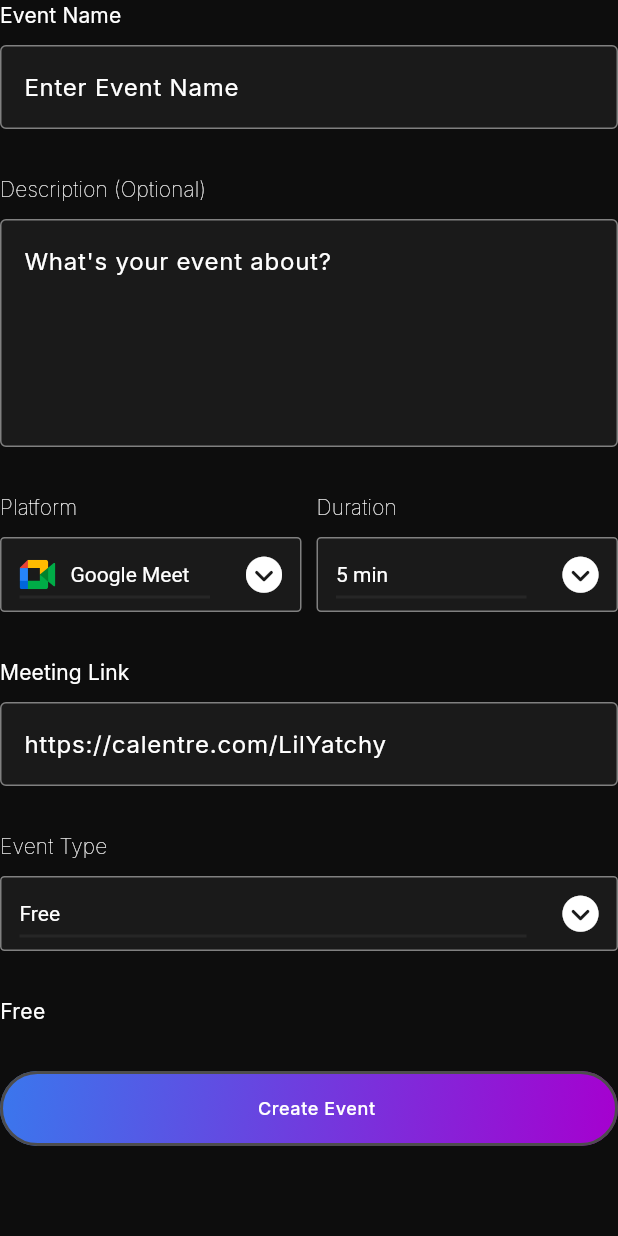
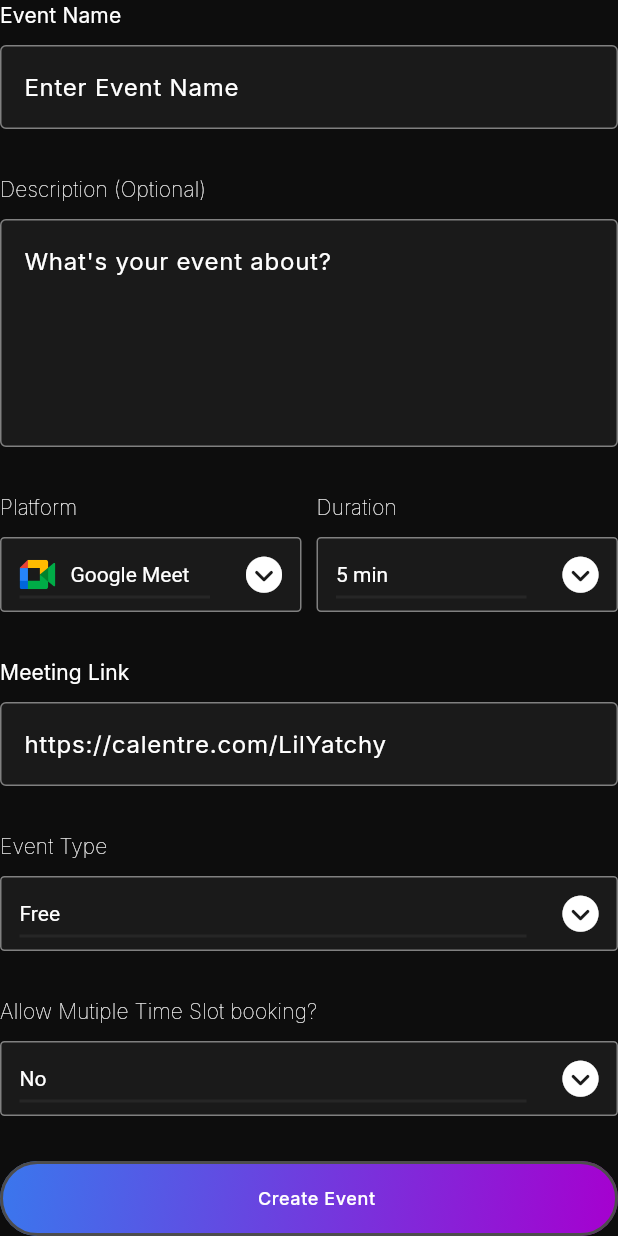
Before and after one commit to Calentre/calentre, a Flutter app: the CreateEventFormFields widget shown alone on an empty page, opened directly, on a phone screen of 412 x 824 dp. Run offline on Flutter 3.47's test engine with Material 2 defaults, Android fonts, the phone set to English and light mode, and no system bars; our stand-ins replace equatable, flutter_bloc, flutter_svg, font_awesome_flutter, go_router, google_fonts.

Commit message:
chore: add multibooking functionality

```diff
--- /dev/null
+++ b/lib/app/create_events/presentation/bloc/multibooking_drop_down_bloc.dart
@@ -0,0 +1,3 @@
+import 'package:calentre/shared/form_drop_down/bloc/form_drop_down_bloc.dart';
+
+class MultiBookingDropDownBloc extends FormDropDownBloc {}
--- a/lib/app/create_events/presentation/create_event.dart
+++ b/lib/app/create_events/presentation/create_event.dart
@@ -1,5 +1,6 @@
 import 'package:calentre/app/create_events/presentation/bloc/duration_drop_down_bloc.dart';
 import 'package:calentre/app/create_events/presentation/bloc/event_type_drop_down_bloc.dart';
+import 'package:calentre/app/create_events/presentation/bloc/multibooking_drop_down_bloc.dart';
 import 'package:calentre/app/create_events/presentation/bloc/platform_drop_down_bloc.dart';
 import 'package:calentre/app/create_events/presentation/widget/form_fields.dart';
 import 'package:calentre/config/constraints/constraints.dart';
@@ -73,6 +74,8 @@ class CreateEventView extends StatelessWidget {
                         create: (context) => PlatformDropDownBloc()),
                     BlocProvider<EventTypeDropDownBloc>(
                         create: (context) => EventTypeDropDownBloc()),
+                    BlocProvider<MultiBookingDropDownBloc>(
+                        create: (context) => MultiBookingDropDownBloc()),
                   ], child: const CreateEventFormFields()))
             ],
           ),
--- a/lib/app/create_events/presentation/widget/form_fields.dart
+++ b/lib/app/create_events/presentation/widget/form_fields.dart
@@ -1,6 +1,7 @@
 import 'package:calentre/app/create_events/presentation/bloc/event_type_drop_down_bloc.dart';
 import 'package:calentre/app/create_events/presentation/widget/duration_drop_down.dart';
 import 'package:calentre/app/create_events/presentation/widget/event_type_drop_down.dart';
+import 'package:calentre/app/create_events/presentation/widget/multi_booking_drop_down.dart';
 import 'package:calentre/app/create_events/presentation/widget/platform_drop_down.dart';
 import 'package:calentre/config/extensions/spacing.dart';
 import 'package:calentre/config/theme/colors.dart';
@@ -154,8 +155,6 @@ class _CreateEventFormFieldsState extends State<CreateEventFormFields> {
                   const EventTypeDropDown()
                 ],
               ),
-              const SizedBox().y20(),
-              const SizedBox().y10(),
               BlocBuilder<EventTypeDropDownBloc, FormDropDownState>(
                   builder: (context, state) {
                 debugPrint("Event type rebuild");
@@ -168,14 +167,13 @@ class _CreateEventFormFieldsState extends State<CreateEventFormFields> {
                 ));
                 if (state is FormDropDownInitialState ||
                     bloc.dropDownValue == "Free") {
-                  print(BlocProvider.of<EventTypeDropDownBloc>(
-                    context,
-                  ).dropDownValue);
-                  return const Text("Free");
+                  return Container();
                 } else {
                   return Column(
                     crossAxisAlignment: CrossAxisAlignment.start,
                     children: [
+                      const SizedBox().y20(),
+                      const SizedBox().y10(),
                       Text(
                         "Amount",
                         style: Theme.of(context)
@@ -185,8 +183,7 @@ class _CreateEventFormFieldsState extends State<CreateEventFormFields> {
                       ),
                       const SizedBox().y10(),
                       TextFormField(
-                        initialValue: "\$55",
-                        readOnly: true,
+                        initialValue: "\$5",
                         decoration: const InputDecoration(
                           filled: true,
                         ),
@@ -196,6 +193,23 @@ class _CreateEventFormFieldsState extends State<CreateEventFormFields> {
                   );
                 }
               }),
+              const SizedBox().y20(),
+              const SizedBox().y10(),
+              Column(
+                mainAxisSize: MainAxisSize.min,
+                crossAxisAlignment: CrossAxisAlignment.start,
+                children: [
+                  Text(
+                    "Allow Mutiple Time Slot booking?",
+                    style: Theme.of(context)
+                        .textTheme
+                        .labelLarge!
+                        .copyWith(fontWeight: FontWeight.w100),
+                  ),
+                  const SizedBox().y10(),
+                  const MultiBookingDropDown()
+                ],
+              ),
             ],
           ),
         ),
--- /dev/null
+++ b/lib/app/create_events/presentation/widget/multi_booking_drop_down.dart
@@ -0,0 +1,54 @@
+import 'package:calentre/app/create_events/presentation/bloc/multibooking_drop_down_bloc.dart';
+import 'package:calentre/shared/form_drop_down/bloc/form_drop_down_event.dart';
+import 'package:calentre/shared/form_drop_down/bloc/form_drop_down_state.dart';
+import 'package:calentre/shared/form_drop_down/form_drop_down.dart';
+import 'package:flutter/material.dart';
+import 'package:flutter_bloc/flutter_bloc.dart';
+
+class MultiBookingDropDown extends StatefulWidget {
+  const MultiBookingDropDown({super.key});
+
+  @override
+  State<MultiBookingDropDown> createState() => _MultiBookingDropDownState();
+}
+
+class _MultiBookingDropDownState extends State<MultiBookingDropDown> {
+  String currentValue = "";
+  @override
+  Widget build(BuildContext context) {
+    List<String> list = <String>["No", "Yes"];
+
+    return BlocBuilder<MultiBookingDropDownBloc, FormDropDownState>(
+        builder: (context, state) {
+      return FormDropDown(
+        currentValue: BlocProvider.of<MultiBookingDropDownBloc>(context)
+                    .dropDownValue ==
+                ""
+            ? list.first
+            : BlocProvider.of<MultiBookingDropDownBloc>(context).dropDownValue,
+        list: list,
+        onChanged: (String? value) {
+          // setState(() {
+          //   currentValue = value!;
+          // });
+          BlocProvider.of<MultiBookingDropDownBloc>(
+            context,
+            // listen: false,
+          ).dropDownValue = value!;
+          BlocProvider.of<MultiBookingDropDownBloc>(context)
+              .add(SelectDropDownValueEvent());
+        },
+        items: list.map<DropdownMenuItem<String>>((String value) {
+          return DropdownMenuItem<String>(
+            value: value,
+            child: Row(
+              children: [
+                Text(value),
+              ],
+            ),
+          );
+        }).toList(),
+      );
+    });
+  }
+}
```
